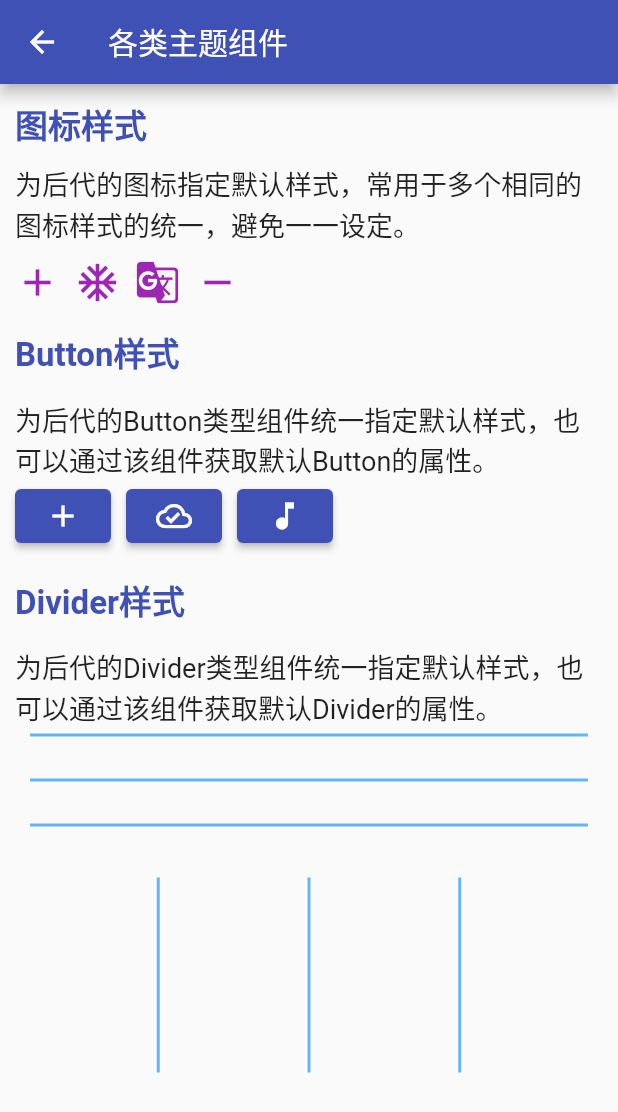
After one commit to ycshang123/flutterStudy, a Flutter app: the AllThemeWidget screen opened by its route, on a phone screen of 412 x 824 dp. The commit adds this screen. Shown: the top 1112 px of the screen. Run offline on Flutter 3.47's test engine with Material 2 defaults, Android fonts, the light colour scheme and no system bars; our stand-ins replace date_format; missing offline and left inert: wrapper.

Commit message:
feat: 可寄居组件

```diff
--- /dev/null
+++ b/flutter_demo/lib/widget/liveaway/all_theme_widget.dart
@@ -0,0 +1,127 @@
+import 'package:flutter/cupertino.dart';
+import 'package:flutter/material.dart';
+import 'package:flutter_demo/common/style.dart';
+
+class AllThemeWidget extends StatelessWidget {
+  const AllThemeWidget({Key? key}) : super(key: key);
+
+  @override
+  Widget build(BuildContext context) {
+    return Scaffold(
+      appBar: AppBar(
+        title: const Text('各类主题组件'),
+      ),
+      body: Container(
+        padding: const EdgeInsets.all(10),
+        child: SingleChildScrollView(
+          child: Column(
+            crossAxisAlignment: CrossAxisAlignment.start,
+            children: [
+              const Text(
+                '图标样式',
+                style: titleStyle,
+              ),
+              Container(
+                margin: const EdgeInsets.symmetric(
+                  vertical: 10.0,
+                ),
+                child: const Text(
+                  '为后代的图标指定默认样式，常用于多个相同的图标样式的统一，避免一一设定。',
+                  style: descStyle,
+                ),
+              ),
+              IconTheme(
+                data: const IconThemeData(
+                  color: Colors.purple,
+                  size: 30,
+                  opacity: 1.0,
+                ),
+                child: Wrap(
+                  spacing: 10,
+                  children: const <Widget>[
+                    Icon(Icons.add),
+                    Icon(Icons.ac_unit),
+                    Icon(Icons.g_translate),
+                    Icon(Icons.remove),
+                  ],
+                ),
+              ),
+              const Padding(
+                padding: EdgeInsets.symmetric(vertical: 15.0),
+                child: Text(
+                  'Button样式',
+                  style: titleStyle,
+                ),
+              ),
+              const Text(
+                '为后代的Button类型组件统一指定默认样式，也可以通过该组件获取默认Button的属性。',
+                style: descStyle,
+              ),
+              Wrap(
+                spacing: 10,
+                children: [
+                  ElevatedButton(
+                    onPressed: () {},
+                    child: const Icon(
+                      Icons.add,
+                    ),
+                  ),
+                  ElevatedButton(
+                    onPressed: () {},
+                    child: const Icon(
+                      Icons.cloud_done_outlined,
+                    ),
+                  ),
+                  ElevatedButton(
+                    onPressed: () {},
+                    child: const Icon(
+                      Icons.music_note,
+                    ),
+                  )
+                ],
+              ),
+              const Padding(
+                padding: EdgeInsets.symmetric(vertical: 15.0),
+                child: Text(
+                  'Divider样式',
+                  style: titleStyle,
+                ),
+              ),
+              const Text(
+                '为后代的Divider类型组件统一指定默认样式，也可以通过该组件获取默认Divider的属性。',
+                style: descStyle,
+              ),
+              DividerTheme(
+                  data: DividerThemeData(
+                    color: Colors.blue.shade300,
+                    thickness: 2,
+                    space: 10,
+                    indent: 10,
+                    endIndent: 10,
+                  ),
+                  child: Wrap(
+                    runSpacing: 20,
+                    children: [
+                      const Divider(),
+                      const Divider(),
+                      const Divider(),
+                      SizedBox(
+                        height: 150,
+                        child: Row(
+                          mainAxisAlignment: MainAxisAlignment.spaceEvenly,
+                          children: const <Widget>[
+                            VerticalDivider(),
+                            VerticalDivider(),
+                            VerticalDivider(),
+                          ],
+                        ),
+                      )
+                    ],
+                  ))
+            ],
+          ),
+        ),
+      ),
+    );
+  }
+}
```
Also changed, not shown: flutter_demo/lib/common/data.dart (+51 -0 lines), flutter_demo/lib/common/routes.dart (+14 -0 lines), flutter_demo/lib/page/live_away_widget_page.dart (+15 -1 lines), flutter_demo/lib/widget/liveaway/default_text_style_widget.dart (added, +61 -0 lines), flutter_demo/lib/widget/liveaway/expanded_widget.dart (added, +82 -0 lines), flutter_demo/lib/widget/liveaway/flexible_widget.dart (added, +115 -0 lines), flutter_demo/lib/widget/liveaway/media_query_widget.dart (added, +92 -0 lines), flutter_demo/lib/widget/liveaway/positioned_widget.dart (added, +83 -0 lines).
